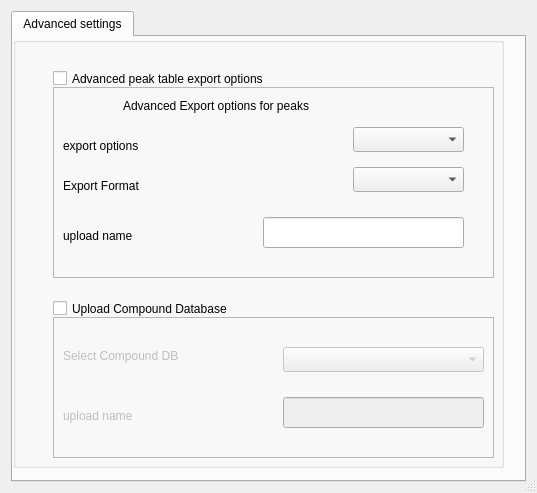
Old version of the form src/gui/mzroll/forms/advancedsettings.ui in the repository ElucidataInc/ElMaven.
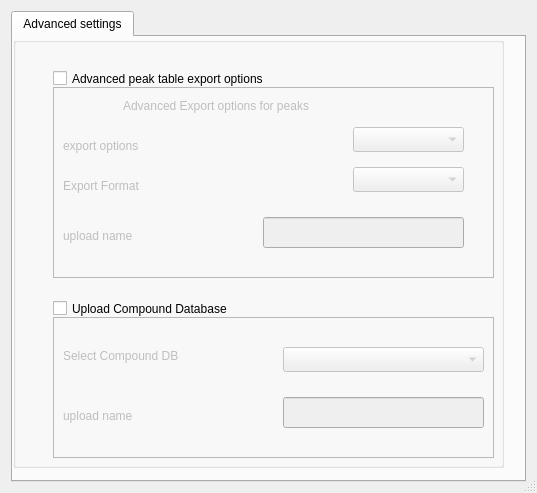
New version of the form.

Commit message: [WIP] fixed peak_table issue..

Diff of the .ui file:
```diff
--- a/src/gui/mzroll/forms/advancedsettings.ui
+++ b/src/gui/mzroll/forms/advancedsettings.ui
@@ -45,6 +45,9 @@
         <string/>
        </property>
        <widget class="QFrame" name="upload_peaks_frame">
+        <property name="enabled">
+         <bool>false</bool>
+        </property>
         <property name="geometry">
          <rect>
           <x>40</x>
```
The commit also changes 1 other file.
